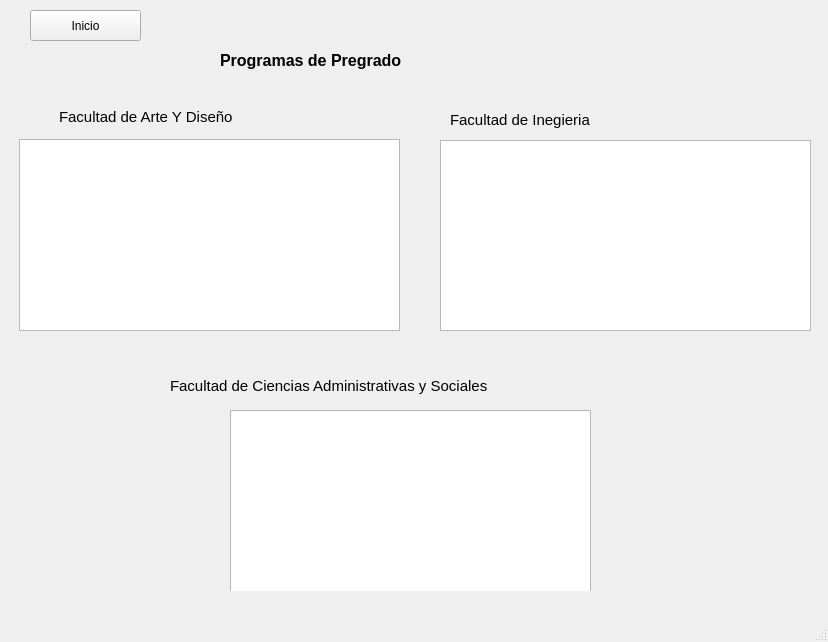
Qt form carreraswindow.ui (Elisacv8/proyecto_Sistem) before a commit.
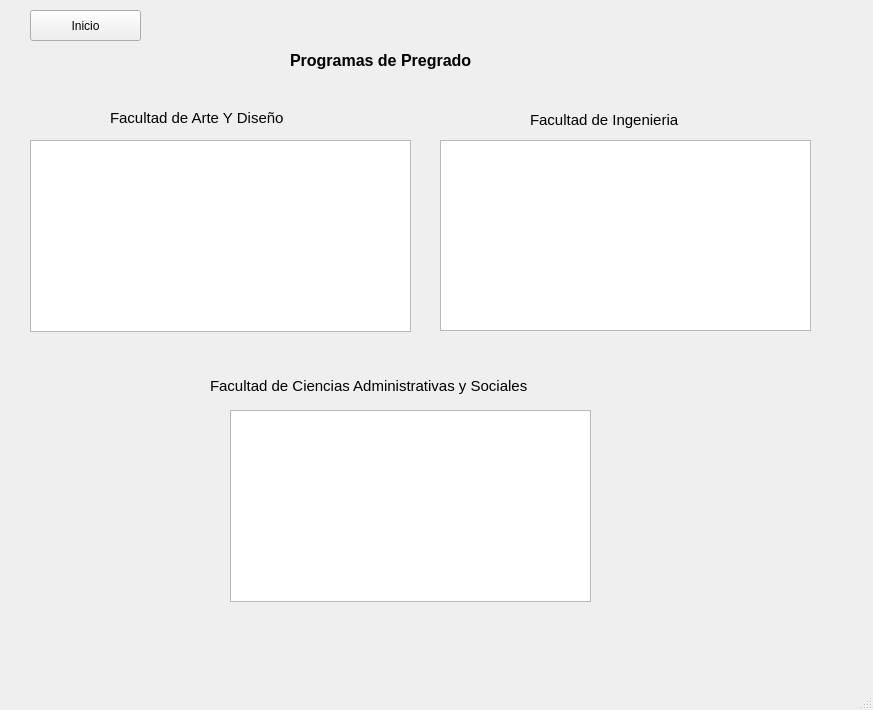
The same form after that commit. Icons and pictures are not drawn.

Diff of the .ui file:
```diff
--- a/carreraswindow.ui
+++ b/carreraswindow.ui
@@ -6,8 +6,8 @@
    <rect>
     <x>0</x>
     <y>0</y>
-    <width>828</width>
-    <height>642</height>
+    <width>873</width>
+    <height>710</height>
    </rect>
   </property>
   <property name="tabletTracking">
@@ -23,9 +23,9 @@
    <widget class="QLabel" name="labelProgramasPregrado">
     <property name="geometry">
      <rect>
-      <x>220</x>
+      <x>290</x>
       <y>40</y>
-      <width>191</width>
+      <width>291</width>
       <height>41</height>
      </rect>
     </property>
@@ -99,8 +99,8 @@
    <widget class="QWidget" name="QWFacultadArteyDiseno" native="true">
     <property name="geometry">
      <rect>
-      <x>19</x>
-      <y>89</y>
+      <x>30</x>
+      <y>90</y>
       <width>391</width>
       <height>251</height>
      </rect>
@@ -108,7 +108,7 @@
     <widget class="QLabel" name="labelFacultad3">
      <property name="geometry">
       <rect>
-       <x>40</x>
+       <x>80</x>
        <y>20</y>
        <width>221</width>
        <height>16</height>
@@ -156,7 +156,7 @@
     <widget class="QLabel" name="labelFacultad2_2">
      <property name="geometry">
       <rect>
-       <x>20</x>
+       <x>100</x>
        <y>20</y>
        <width>171</width>
        <height>20</height>
@@ -168,7 +168,7 @@
       </font>
      </property>
      <property name="text">
-      <string>Facultad de Inegieria </string>
+      <string>Facultad de Ingenieria </string>
      </property>
     </widget>
    </widget>
@@ -177,16 +177,16 @@
      <rect>
       <x>160</x>
       <y>360</y>
-      <width>521</width>
-      <height>231</height>
+      <width>561</width>
+      <height>281</height>
      </rect>
     </property>
     <widget class="QLabel" name="labelFacultad1">
      <property name="geometry">
       <rect>
-       <x>10</x>
+       <x>50</x>
        <y>10</y>
-       <width>321</width>
+       <width>491</width>
        <height>31</height>
       </rect>
      </property>
```
Left out of the diff: 10 changed lines with no effect on the pictures.
